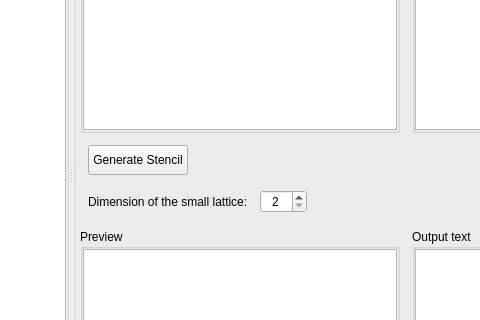
Qt form crypto-methods/gui/mainwindow.ui (vasilypht/crypto-methods) before a commit; both pictures show x 210 to 690 and y 104 to 424 of the 952 by 576 pixel window.
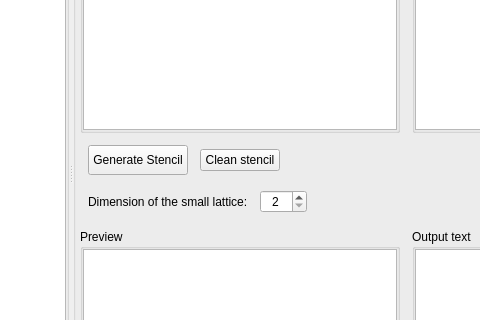
The same form after that commit. The open tabs and pages were chosen to show the change.

What changed in the file:
```diff
--- a/crypto-methods/gui/mainwindow.ui
+++ b/crypto-methods/gui/mainwindow.ui
@@ -1211,6 +1211,13 @@
                 </property>
                </widget>
               </item>
+              <item>
+               <widget class="QPushButton" name="page_5_button_clean_stencil">
+                <property name="text">
+                 <string>Clean stencil</string>
+                </property>
+               </widget>
+              </item>
               <item>
                <spacer name="page_5_horizontal_spacer_1">
                 <property name="orientation">
```
Left out of the diff: 8 changed lines with no effect on the pictures.
